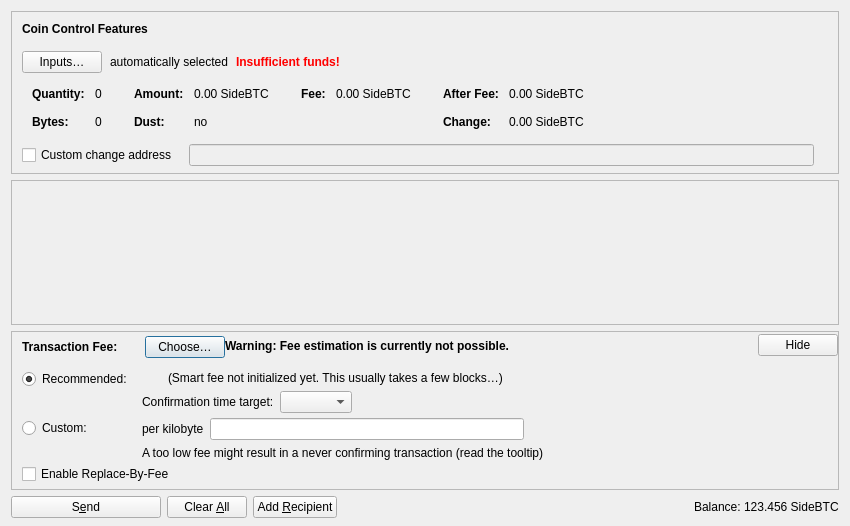
The window that src/qt/forms/sendcoinsdialog.ui (AnduroProject/coordinate) describes before a commit, drawn with Qt 5.
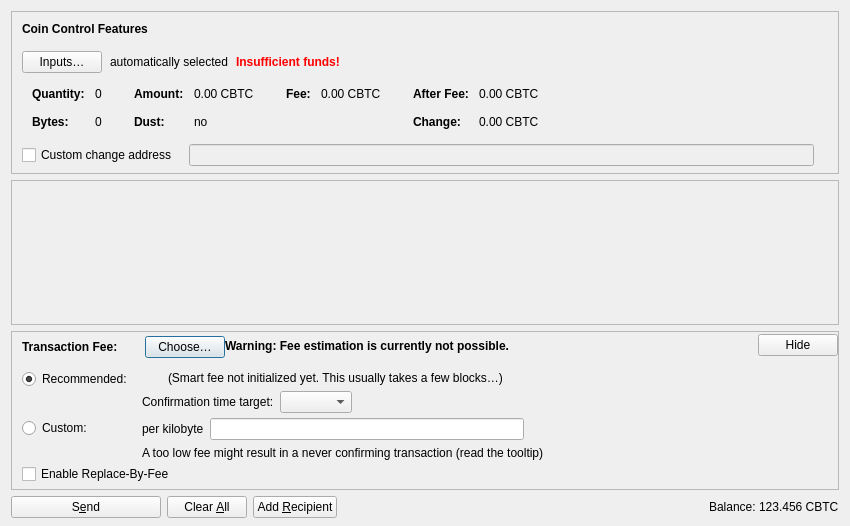
The same window after the commit. Icons and pictures are not drawn. Custom widgets are drawn as their Qt base class.

Commit message: updating file to live for cbtc changes and logo changes

Patch:
```diff
--- a/src/qt/forms/sendcoinsdialog.ui
+++ b/src/qt/forms/sendcoinsdialog.ui
@@ -324,7 +324,7 @@
                   <enum>Qt::ActionsContextMenu</enum>
                  </property>
                  <property name="text">
-                  <string notr="true">0.00 SideBTC</string>
+                  <string notr="true">0.00 CBTC</string>
                  </property>
                  <property name="textInteractionFlags">
                   <set>Qt::LinksAccessibleByMouse|Qt::TextSelectableByKeyboard|Qt::TextSelectableByMouse</set>
@@ -404,7 +404,7 @@
                   <enum>Qt::ActionsContextMenu</enum>
                  </property>
                  <property name="text">
-                  <string notr="true">0.00 SideBTC</string>
+                  <string notr="true">0.00 CBTC</string>
                  </property>
                  <property name="textInteractionFlags">
                   <set>Qt::LinksAccessibleByMouse|Qt::TextSelectableByKeyboard|Qt::TextSelectableByMouse</set>
@@ -455,7 +455,7 @@
                   <enum>Qt::ActionsContextMenu</enum>
                  </property>
                  <property name="text">
-                  <string notr="true">0.00 SideBTC</string>
+                  <string notr="true">0.00 CBTC</string>
                  </property>
                  <property name="textInteractionFlags">
                   <set>Qt::LinksAccessibleByMouse|Qt::TextSelectableByKeyboard|Qt::TextSelectableByMouse</set>
@@ -484,7 +484,7 @@
                   <enum>Qt::ActionsContextMenu</enum>
                  </property>
                  <property name="text">
-                  <string notr="true">0.00 SideBTC</string>
+                  <string notr="true">0.00 CBTC</string>
                  </property>
                  <property name="textInteractionFlags">
                   <set>Qt::LinksAccessibleByMouse|Qt::TextSelectableByKeyboard|Qt::TextSelectableByMouse</set>
@@ -1214,7 +1214,7 @@
           <cursorShape>IBeamCursor</cursorShape>
          </property>
          <property name="text">
-          <string notr="true">123.456 SideBTC</string>
+          <string notr="true">123.456 CBTC</string>
          </property>
          <property name="textInteractionFlags">
           <set>Qt::LinksAccessibleByMouse|Qt::TextSelectableByKeyboard|Qt::TextSelectableByMouse</set>
```
The commit also changes 7 other files.
